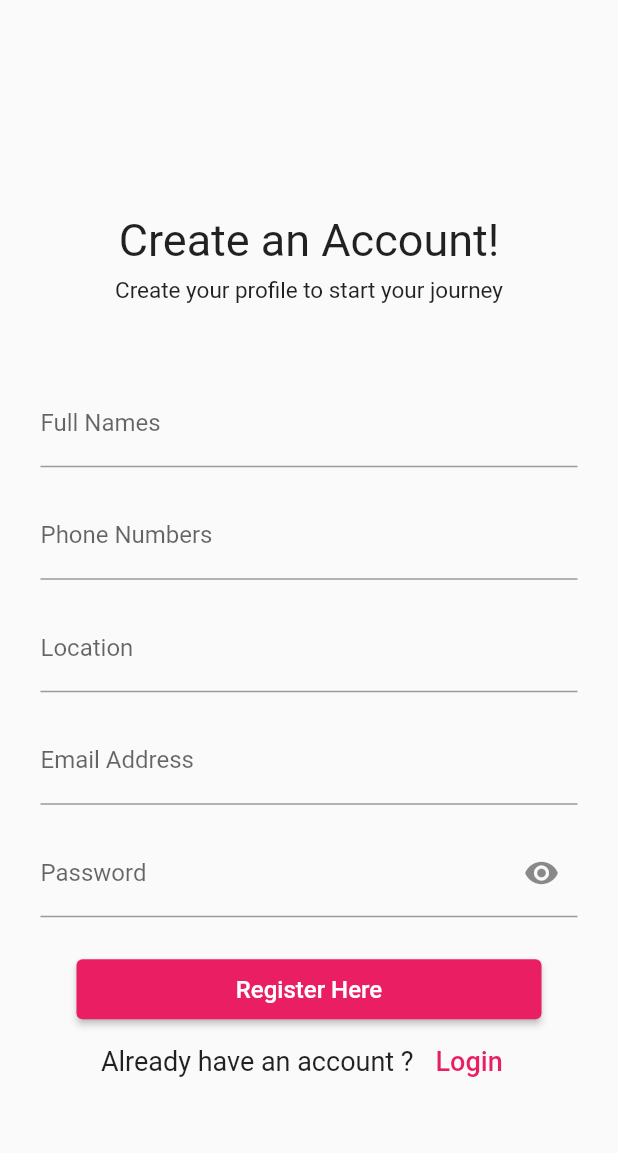
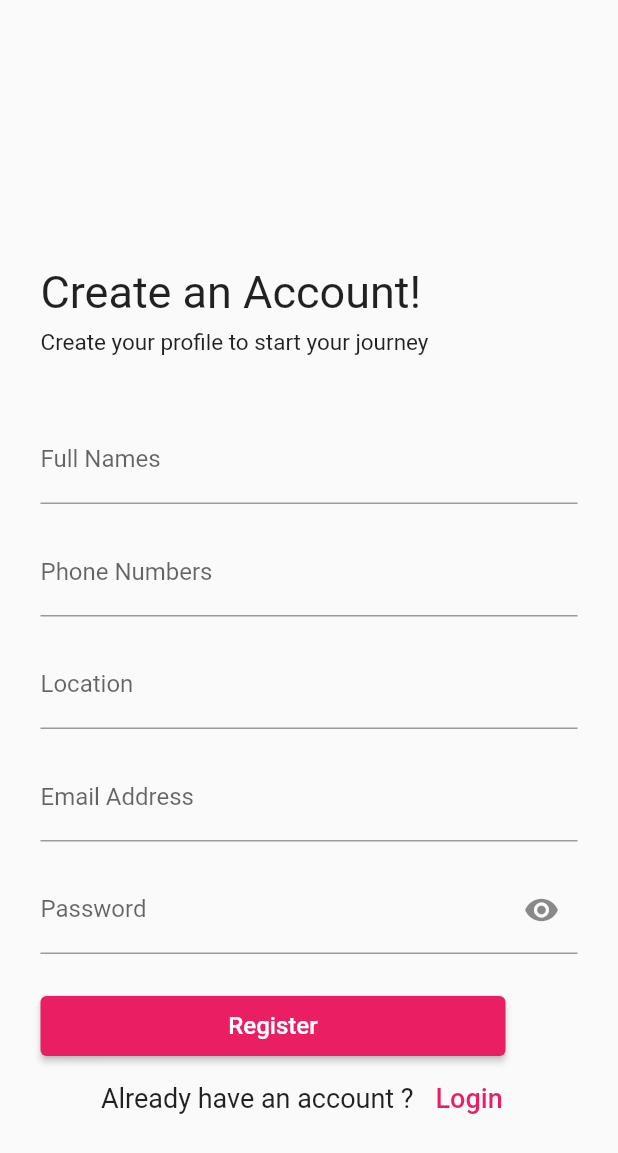
Before and after one commit to HMaroba/M4K, a Flutter app: the RegisterPage screen opened by its route, on a phone screen of 412 x 824 dp. Shown: the top 1153 px of the screen. Run offline on Flutter 3.47's test engine with Material 2 defaults, Android fonts, the phone set to English and light mode, and no system bars; our stand-ins replace video_player; Roboto replaces fonts that are missing (OpenSans).

```diff
--- a/lib/screens/auth/register.dart
+++ b/lib/screens/auth/register.dart
@@ -182,10 +182,10 @@ class _RegisterPageState extends State<RegisterPage> {
       body: Padding(
         padding: const EdgeInsets.all(27.0),
         child: Column(
-          mainAxisAlignment: MainAxisAlignment.center,
-          // crossAxisAlignment: CrossAxisAlignment.start,
+          // mainAxisAlignment: MainAxisAlignment.center,
+          crossAxisAlignment: CrossAxisAlignment.start,
           children: [
-            const SizedBox(height: 50.0),
+            const SizedBox(height: 150.0),
             const Text(
               'Create an Account!',
               textAlign: TextAlign.start,
@@ -200,7 +200,7 @@ class _RegisterPageState extends State<RegisterPage> {
               'Create your profile to start your journey',
               style: TextStyle(fontSize: 15.0),
             ),
-            const SizedBox(height: 50.0),
+            const SizedBox(height: 40.0),
             TextField(
               controller: namesController,
               keyboardType: TextInputType.name,
@@ -341,7 +341,7 @@ class _RegisterPageState extends State<RegisterPage> {
                       ],
                     )
                   : const Text(
-                      'Register Here',
+                      'Register',
                       style: TextStyle(fontSize: 16.0),
                     ),
             ),
```
